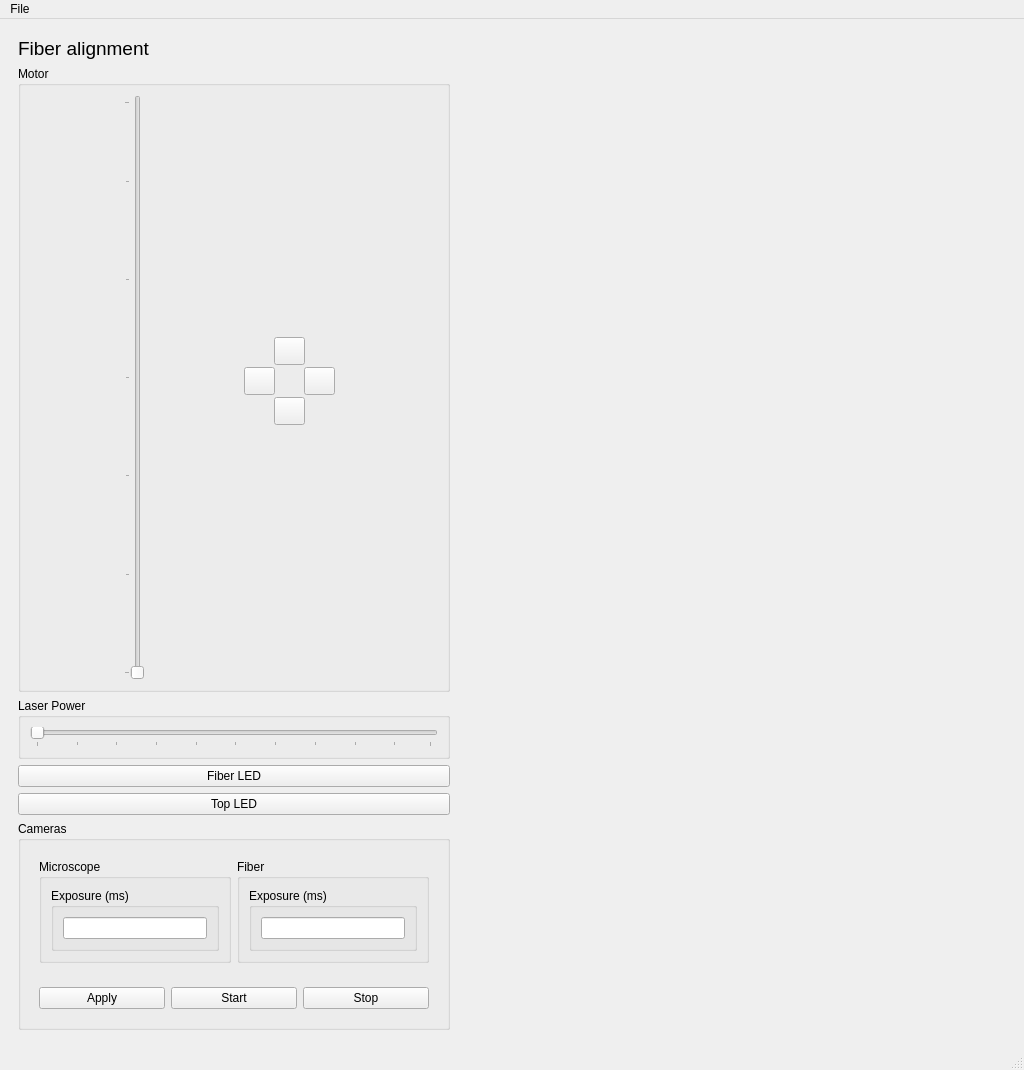
The window that dispertech/view/GUI/Focusing_Window.ui (aquilesC/DisperPy) describes before a commit, drawn with Qt 5.
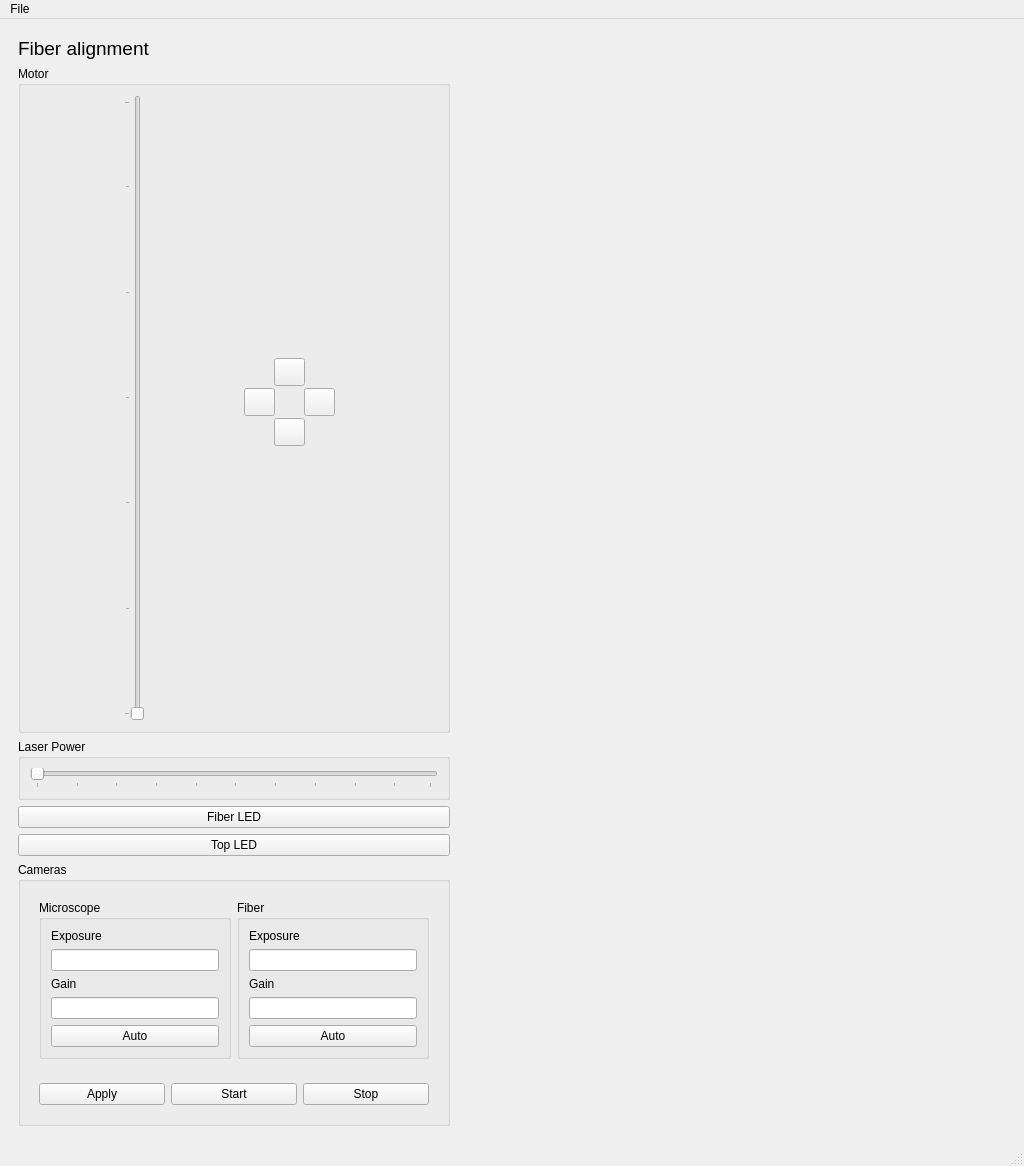
The same window after the commit. Icons and pictures are not drawn.

Commit message: Dealing with segfaults and improving focusing scheme

Diff of the .ui file:
```diff
--- a/dispertech/view/GUI/Focusing_Window.ui
+++ b/dispertech/view/GUI/Focusing_Window.ui
@@ -7,7 +7,7 @@
     <x>0</x>
     <y>0</y>
     <width>1024</width>
-    <height>1070</height>
+    <height>1166</height>
    </rect>
   </property>
   <property name="sizePolicy">
@@ -242,15 +242,30 @@
                </property>
                <layout class="QVBoxLayout" name="verticalLayout_4">
                 <item>
-                 <widget class="QGroupBox" name="groupBox_7">
-                  <property name="title">
-                   <string>Exposure (ms)</string>
+                 <widget class="QLabel" name="label_2">
+                  <property name="text">
+                   <string>Exposure</string>
                   </property>
-                  <layout class="QHBoxLayout" name="horizontalLayout_5">
+                 </widget>
+                </item>
                    <item>
                     <widget class="QLineEdit" name="line_microscope_exposure"/>
                    </item>
-                  </layout>
+                <item>
+                 <widget class="QLabel" name="label_3">
+                  <property name="text">
+                   <string>Gain</string>
+                  </property>
+                 </widget>
+                </item>
+                <item>
+                 <widget class="QLineEdit" name="line_microscope_gain"/>
+                </item>
+                <item>
+                 <widget class="QPushButton" name="button_microscope_auto">
+                  <property name="text">
+                   <string>Auto</string>
+                  </property>
                  </widget>
                 </item>
                </layout>
@@ -263,15 +278,30 @@
                </property>
                <layout class="QVBoxLayout" name="verticalLayout_3">
                 <item>
-                 <widget class="QGroupBox" name="groupBox_6">
-                  <property name="title">
-                   <string>Exposure (ms)</string>
+                 <widget class="QLabel" name="label_4">
+                  <property name="text">
+                   <string>Exposure</string>
                   </property>
-                  <layout class="QHBoxLayout" name="horizontalLayout_4">
+                 </widget>
+                </item>
                    <item>
                     <widget class="QLineEdit" name="line_fiber_exposure"/>
                    </item>
-                  </layout>
+                <item>
+                 <widget class="QLabel" name="label_5">
+                  <property name="text">
+                   <string>Gain</string>
+                  </property>
+                 </widget>
+                </item>
+                <item>
+                 <widget class="QLineEdit" name="line_fiber_gain"/>
+                </item>
+                <item>
+                 <widget class="QPushButton" name="button_fiber_auto">
+                  <property name="text">
+                   <string>Auto</string>
+                  </property>
                  </widget>
                 </item>
                </layout>
@@ -314,8 +344,17 @@
      </widget>
     </item>
     <item>
+     <widget class="QWidget" name="data_widget" native="true">
+      <layout class="QVBoxLayout" name="verticalLayout">
+       <item>
      <widget class="QWidget" name="camera_widget" native="true">
       <layout class="QHBoxLayout" name="horizontalLayout"/>
+        </widget>
+       </item>
+       <item>
+        <widget class="QWidget" name="plots_widget" native="true"/>
+       </item>
+      </layout>
      </widget>
     </item>
    </layout>
```
Lines whose indentation alone changed are shown as unchanged. The commit also changes 15 other files.
